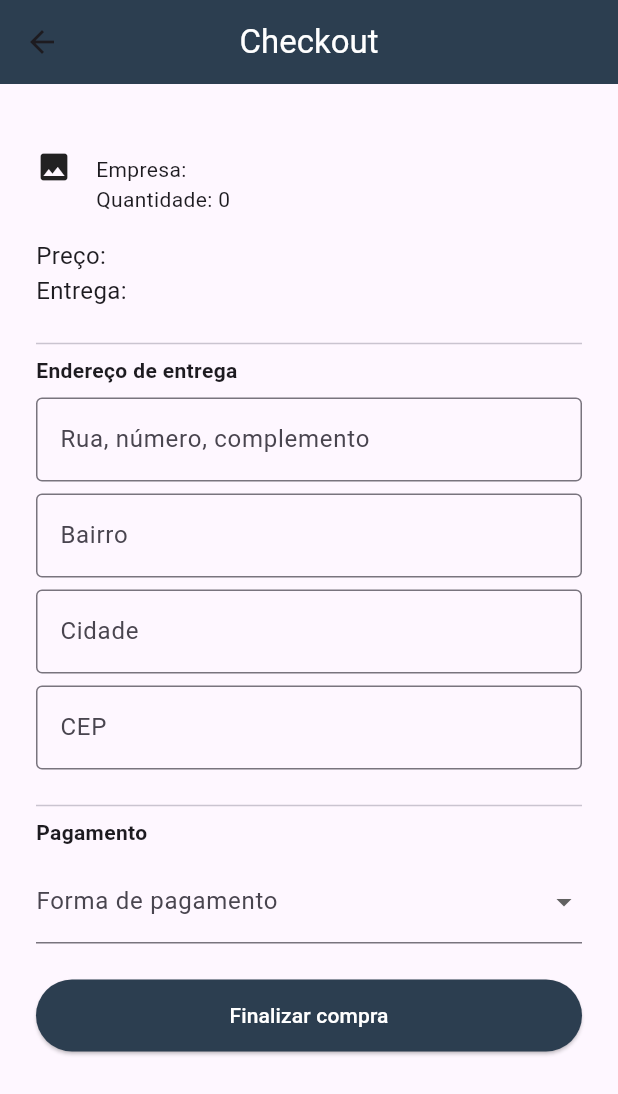
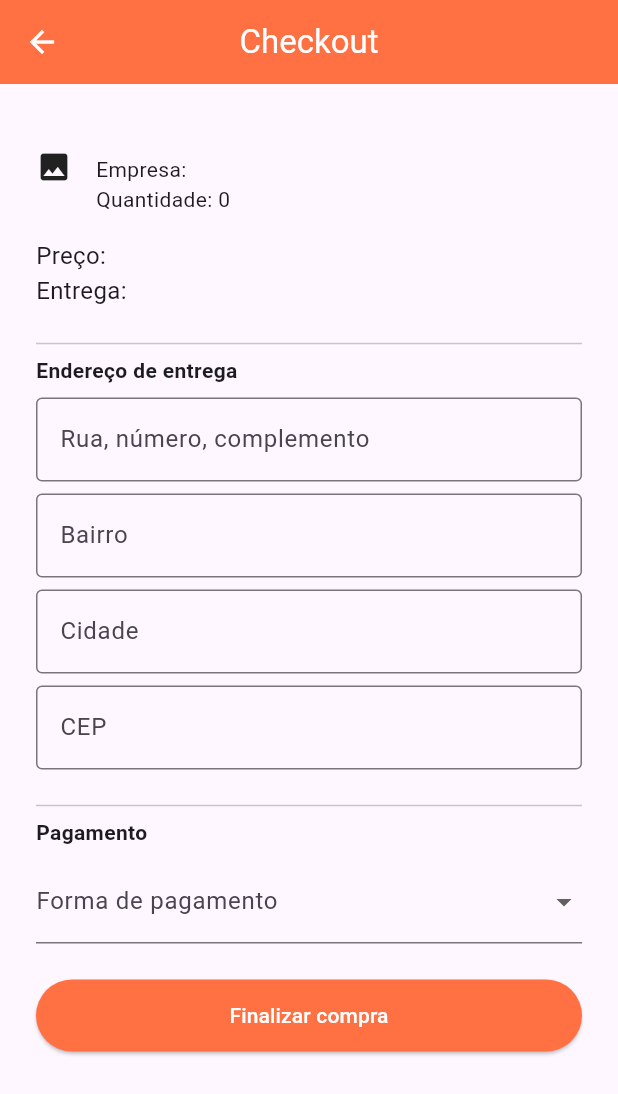
Before and after one commit to AliceSilva56/estetify, a Flutter app: the CheckoutPage screen opened directly with empty values, on a phone screen of 412 x 824 dp. Shown: the top 1094 px of the screen. Run offline on Flutter 3.47's test engine with Material 3 defaults, Android fonts, the phone set to English and light mode, and no system bars; our stand-ins replace google_sign_in, table_calendar; network calls fail.

Commit message:
recebimento de dados de data e variável; cor primária - laranja

```diff
--- a/lib/checkout.dart
+++ b/lib/checkout.dart
@@ -7,6 +7,9 @@ class CheckoutPage extends StatelessWidget {
   final int quantidade;
   final String preco;
   final String precoEntrega;
+  final String? variavel;
+  final DateTime? data;
+  final String? horario;
 
   const CheckoutPage({
     super.key,
@@ -16,17 +19,20 @@ class CheckoutPage extends StatelessWidget {
     required this.quantidade,
     required this.preco,
     required this.precoEntrega,
+    this.variavel,
+    this.data,
+    this.horario,
   });
 
   @override
   Widget build(BuildContext context) {
     return Scaffold(
       appBar: AppBar(
-        backgroundColor: const Color(0xFF2c3e50),
+        backgroundColor: const Color(0xFFFF7043),
         title: const Text('Checkout', style: TextStyle(color: Colors.white)),
         centerTitle: true,
         leading: IconButton(
-          icon: const Icon(Icons.arrow_back),
+          icon: const Icon(Icons.arrow_back, color: Colors.white),
           onPressed: () => Navigator.pop(context),
         ),
       ),
@@ -49,6 +55,9 @@ class CheckoutPage extends StatelessWidget {
                       Text(nome, style: const TextStyle(fontWeight: FontWeight.bold, fontSize: 16)),
                       Text('Empresa: $empresa', style: const TextStyle(fontSize: 14)),
                       Text('Quantidade: $quantidade', style: const TextStyle(fontSize: 14)),
+                      if (variavel != null) Text('Opção: $variavel', style: const TextStyle(fontSize: 14)),
+                      if (data != null) Text('Data: ${data!.day.toString().padLeft(2, '0')}/${data!.month.toString().padLeft(2, '0')}/${data!.year}', style: const TextStyle(fontSize: 14)),
+                      if (horario != null) Text('Horário: $horario', style: const TextStyle(fontSize: 14)),
                     ],
                   ),
                 ),
@@ -106,7 +115,7 @@ class CheckoutPage extends StatelessWidget {
               width: double.infinity,
               child: ElevatedButton(
                 style: ElevatedButton.styleFrom(
-                  backgroundColor: const Color(0xFF2c3e50),
+                  backgroundColor: const Color(0xFFFF7043),
                   foregroundColor: Colors.white,
                   minimumSize: const Size(0, 48),
                 ),
```
